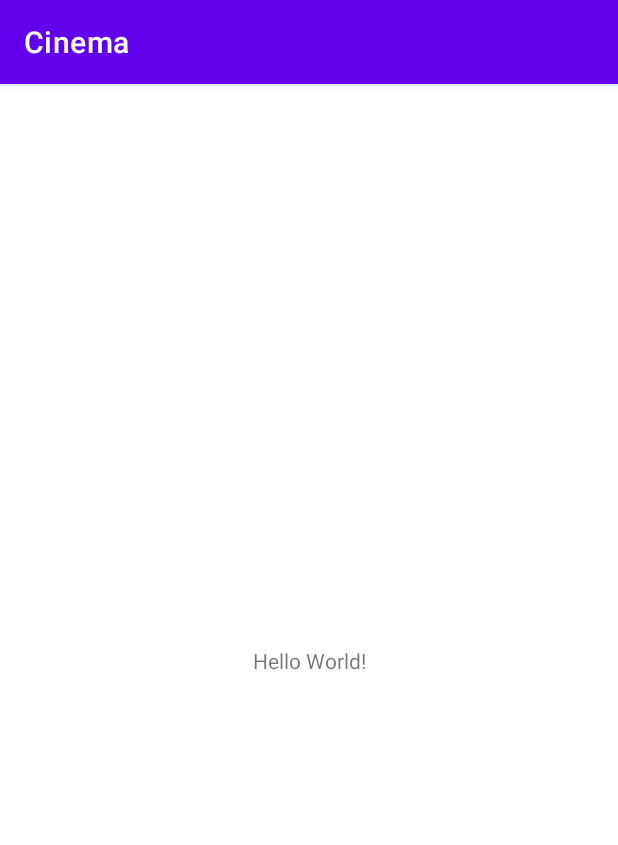
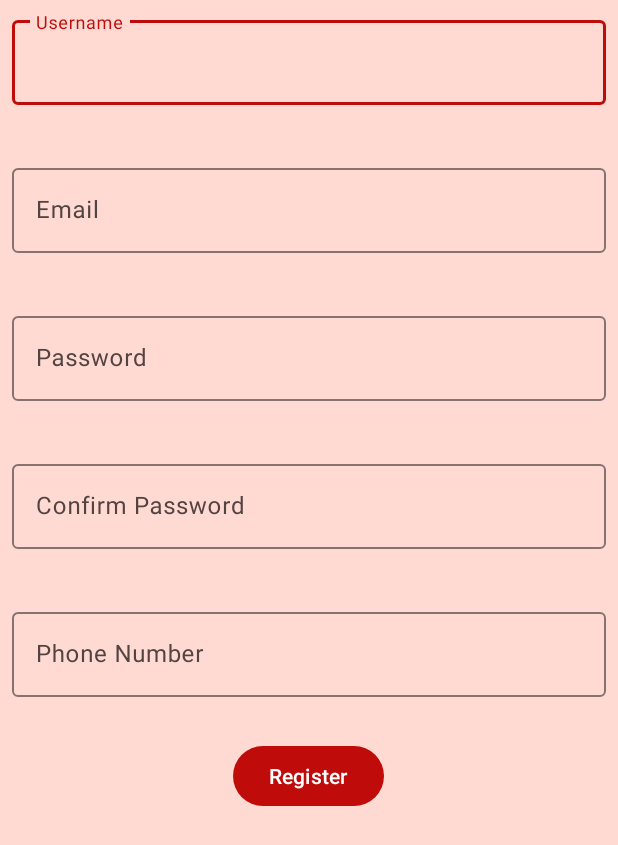
Before and after one commit to kenmusima/Cinema, an Android app: the screen it shows after launch (HomeActivity), on a phone screen of 412 x 824 dp. Shown: the top 845 px of the screen. Run offline under Robolectric (Android 15) with nearby library versions, the phone set to English and light mode, and no system bars.

Commit message:
Login and Registration layout commit

```diff
--- a/app/src/main/AndroidManifest.xml
+++ b/app/src/main/AndroidManifest.xml
@@ -10,7 +10,7 @@
         android:supportsRtl="true"
         android:theme="@style/Theme.Cinema">
         <activity
-            android:name=".HomeActivity"
+            android:name=".ui.activity.HomeActivity"
             android:exported="true">
             <intent-filter>
                 <action android:name="android.intent.action.MAIN" />
--- a/app/src/main/java/com/ken/cinema/HomeActivity.kt
+++ /dev/null
@@ -1,11 +0,0 @@
-package com.ken.cinema
-
-import androidx.appcompat.app.AppCompatActivity
-import android.os.Bundle
-
-class HomeActivity : AppCompatActivity() {
-    override fun onCreate(savedInstanceState: Bundle?) {
-        super.onCreate(savedInstanceState)
-        setContentView(R.layout.activity_home)
-    }
-}
--- /dev/null
+++ b/app/src/main/java/com/ken/cinema/ui/activity/HomeActivity.kt
@@ -0,0 +1,17 @@
+package com.ken.cinema.ui.activity
+
+import androidx.appcompat.app.AppCompatActivity
+import android.os.Bundle
+import androidx.navigation.fragment.NavHostFragment
+import com.ken.cinema.R
+
+class HomeActivity : AppCompatActivity() {
+    override fun onCreate(savedInstanceState: Bundle?) {
+        super.onCreate(savedInstanceState)
+        setContentView(R.layout.activity_home)
+
+        val navHostFragment = supportFragmentManager.findFragmentById(R.id.nav_host_fragment) as NavHostFragment
+        val navController = navHostFragment.navController
+
+    }
+}
--- a/app/src/main/res/layout/activity_home.xml
+++ b/app/src/main/res/layout/activity_home.xml
@@ -4,15 +4,20 @@
     xmlns:tools="http://schemas.android.com/tools"
     android:layout_width="match_parent"
     android:layout_height="match_parent"
-    tools:context=".HomeActivity">
+    tools:context=".ui.activity.HomeActivity">
 
-    <TextView
-        android:layout_width="wrap_content"
-        android:layout_height="wrap_content"
-        android:text="Hello World!"
-        app:layout_constraintBottom_toBottomOf="parent"
+    <androidx.fragment.app.FragmentContainerView
+        android:id="@+id/nav_host_fragment"
+        android:name="androidx.navigation.fragment.NavHostFragment"
+        android:layout_width="0dp"
+        android:layout_height="0dp"
         app:layout_constraintLeft_toLeftOf="parent"
         app:layout_constraintRight_toRightOf="parent"
-        app:layout_constraintTop_toTopOf="parent" />
+        app:layout_constraintTop_toTopOf="parent"
+        app:layout_constraintBottom_toBottomOf="parent"
+
+        app:defaultNavHost="true"
+        app:navGraph="@navigation/nav_graph"
+        />
 
 </androidx.constraintlayout.widget.ConstraintLayout>
--- a/app/src/main/res/values-night/themes.xml
+++ b/app/src/main/res/values-night/themes.xml
@@ -1,16 +1,31 @@
 <resources xmlns:tools="http://schemas.android.com/tools">
     <!-- Base application theme. -->
-    <style name="Theme.Cinema" parent="Theme.MaterialComponents.DayNight.DarkActionBar">
-        <!-- Primary brand color. -->
-        <item name="colorPrimary">@color/purple_200</item>
-        <item name="colorPrimaryVariant">@color/purple_700</item>
-        <item name="colorOnPrimary">@color/black</item>
-        <!-- Secondary brand color. -->
-        <item name="colorSecondary">@color/teal_200</item>
-        <item name="colorSecondaryVariant">@color/teal_200</item>
-        <item name="colorOnSecondary">@color/black</item>
-        <!-- Status bar color. -->
-        <item name="android:statusBarColor" tools:targetApi="l">?attr/colorPrimaryVariant</item>
-        <!-- Customize your theme here. -->
+    <style name="Theme.Cinema" parent="Theme.Material3.Dark.NoActionBar">
+        <item name="colorPrimary">@color/md_theme_dark_primary</item>
+        <item name="colorOnPrimary">@color/md_theme_dark_onPrimary</item>
+        <item name="colorPrimaryContainer">@color/md_theme_dark_primaryContainer</item>
+        <item name="colorOnPrimaryContainer">@color/md_theme_dark_onPrimaryContainer</item>
+        <item name="colorSecondary">@color/md_theme_dark_secondary</item>
+        <item name="colorOnSecondary">@color/md_theme_dark_onSecondary</item>
+        <item name="colorSecondaryContainer">@color/md_theme_dark_secondaryContainer</item>
+        <item name="colorOnSecondaryContainer">@color/md_theme_dark_onSecondaryContainer</item>
+        <item name="colorTertiary">@color/md_theme_dark_tertiary</item>
+        <item name="colorOnTertiary">@color/md_theme_dark_onTertiary</item>
+        <item name="colorTertiaryContainer">@color/md_theme_dark_tertiaryContainer</item>
+        <item name="colorOnTertiaryContainer">@color/md_theme_dark_onTertiaryContainer</item>
+        <item name="colorError">@color/md_theme_dark_error</item>
+        <item name="colorErrorContainer">@color/md_theme_dark_errorContainer</item>
+        <item name="colorOnError">@color/md_theme_dark_onError</item>
+        <item name="colorOnErrorContainer">@color/md_theme_dark_onErrorContainer</item>
+        <item name="android:colorBackground">@color/md_theme_dark_background</item>
+        <item name="colorOnBackground">@color/md_theme_dark_onBackground</item>
+        <item name="colorSurface">@color/md_theme_dark_surface</item>
+        <item name="colorOnSurface">@color/md_theme_dark_onSurface</item>
+        <item name="colorSurfaceVariant">@color/md_theme_dark_surfaceVariant</item>
+        <item name="colorOnSurfaceVariant">@color/md_theme_dark_onSurfaceVariant</item>
+        <item name="colorOutline">@color/md_theme_dark_outline</item>
+        <item name="colorOnSurfaceInverse">@color/md_theme_dark_inverseOnSurface</item>
+        <item name="colorSurfaceInverse">@color/md_theme_dark_inverseSurface</item>
+        <item name="colorPrimaryInverse">@color/md_theme_dark_primaryInverse</item>
     </style>
 </resources>
--- a/app/src/main/res/values/colors.xml
+++ b/app/src/main/res/values/colors.xml
@@ -1,10 +1,57 @@
 <?xml version="1.0" encoding="utf-8"?>
 <resources>
-    <color name="purple_200">#FFBB86FC</color>
-    <color name="purple_500">#FF6200EE</color>
-    <color name="purple_700">#FF3700B3</color>
-    <color name="teal_200">#FF03DAC5</color>
-    <color name="teal_700">#FF018786</color>
-    <color name="black">#FF000000</color>
-    <color name="white">#FFFFFFFF</color>
+    <color name="md_theme_light_primary">#BF0C0A</color>
+    <color name="md_theme_light_onPrimary">#FFFFFF</color>
+    <color name="md_theme_light_primaryContainer">#FFDAD3</color>
+    <color name="md_theme_light_onPrimaryContainer">#410000</color>
+    <color name="md_theme_light_secondary">#9C4236</color>
+    <color name="md_theme_light_onSecondary">#FFFFFF</color>
+    <color name="md_theme_light_secondaryContainer">#FFDAD3</color>
+    <color name="md_theme_light_onSecondaryContainer">#410000</color>
+    <color name="md_theme_light_tertiary">#9B4429</color>
+    <color name="md_theme_light_onTertiary">#FFFFFF</color>
+    <color name="md_theme_light_tertiaryContainer">#FFDACF</color>
+    <color name="md_theme_light_onTertiaryContainer">#3B0900</color>
+    <color name="md_theme_light_error">#BA1B1B</color>
+    <color name="md_theme_light_errorContainer">#FFDAD4</color>
+    <color name="md_theme_light_onError">#FFFFFF</color>
+    <color name="md_theme_light_onErrorContainer">#410001</color>
+    <color name="md_theme_light_background">#FCFCFC</color>
+    <color name="md_theme_light_onBackground">#211A19</color>
+    <color name="md_theme_light_surface">#FCFCFC</color>
+    <color name="md_theme_light_onSurface">#211A19</color>
+    <color name="md_theme_light_surfaceVariant">#F5DEDA</color>
+    <color name="md_theme_light_onSurfaceVariant">#534341</color>
+    <color name="md_theme_light_outline">#867370</color>
+    <color name="md_theme_light_inverseOnSurface">#FBEEEC</color>
+    <color name="md_theme_light_inverseSurface">#362F2E</color>
+    <color name="md_theme_light_primaryInverse">#FFB4A7</color>
+    <color name="md_theme_dark_primary">#FFB4A7</color>
+    <color name="md_theme_dark_onPrimary">#680000</color>
+    <color name="md_theme_dark_primaryContainer">#930000</color>
+    <color name="md_theme_dark_onPrimaryContainer">#FFDAD3</color>
+    <color name="md_theme_dark_secondary">#FFB4A7</color>
+    <color name="md_theme_dark_onSecondary">#5F150D</color>
+    <color name="md_theme_dark_secondaryContainer">#7D2B21</color>
+    <color name="md_theme_dark_onSecondaryContainer">#FFDAD3</color>
+    <color name="md_theme_dark_tertiary">#FFB49D</color>
+    <color name="md_theme_dark_onTertiary">#5E1802</color>
+    <color name="md_theme_dark_tertiaryContainer">#7C2D14</color>
+    <color name="md_theme_dark_onTertiaryContainer">#FFDACF</color>
+    <color name="md_theme_dark_error">#FFB4A9</color>
+    <color name="md_theme_dark_errorContainer">#930006</color>
+    <color name="md_theme_dark_onError">#680003</color>
+    <color name="md_theme_dark_onErrorContainer">#FFDAD4</color>
+    <color name="md_theme_dark_background">#211A19</color>
+    <color name="md_theme_dark_onBackground">#EDE0DE</color>
+    <color name="md_theme_dark_surface">#211A19</color>
+    <color name="md_theme_dark_onSurface">#EDE0DE</color>
+    <color name="md_theme_dark_surfaceVariant">#534341</color>
+    <color name="md_theme_dark_onSurfaceVariant">#D8C2BF</color>
+    <color name="md_theme_dark_outline">#A08C89</color>
+    <color name="md_theme_dark_inverseOnSurface">#211A19</color>
+    <color name="md_theme_dark_inverseSurface">#EDE0DE</color>
+    <color name="md_theme_dark_primaryInverse">#BF0C0A</color>
+    <color name="seed">#BB0707</color>
+    <color name="error">#BA1B1B</color>
 </resources>
--- a/app/src/main/res/values/strings.xml
+++ b/app/src/main/res/values/strings.xml
@@ -1,3 +1,12 @@
 <resources>
     <string name="app_name">Cinema</string>
+    <string name="username">Username</string>
+    <string name="email">Email</string>
+    <string name="password">Password</string>
+    <string name="confirm_password">Confirm Password</string>
+    <string name="phone_number">Phone Number</string>
+    <string name="register">Register</string>
+    <string name="login">LogIn</string>
+    <string name="remember_me">Remember Me</string>
+    <string name="signin">SignIn</string>
 </resources>
--- a/app/src/main/res/values/themes.xml
+++ b/app/src/main/res/values/themes.xml
@@ -1,16 +1,31 @@
 <resources xmlns:tools="http://schemas.android.com/tools">
-    <!-- Base application theme. -->
-    <style name="Theme.Cinema" parent="Theme.MaterialComponents.DayNight.DarkActionBar">
-        <!-- Primary brand color. -->
-        <item name="colorPrimary">@color/purple_500</item>
-        <item name="colorPrimaryVariant">@color/purple_700</item>
-        <item name="colorOnPrimary">@color/white</item>
-        <!-- Secondary brand color. -->
-        <item name="colorSecondary">@color/teal_200</item>
-        <item name="colorSecondaryVariant">@color/teal_700</item>
-        <item name="colorOnSecondary">@color/black</item>
-        <!-- Status bar color. -->
-        <item name="android:statusBarColor" tools:targetApi="l">?attr/colorPrimaryVariant</item>
-        <!-- Customize your theme here. -->
+
+    <style name="Theme.Cinema" parent="Theme.Material3.Light.NoActionBar">
+        <item name="colorPrimary">@color/md_theme_light_primary</item>
+        <item name="colorOnPrimary">@color/md_theme_light_onPrimary</item>
+        <item name="colorPrimaryContainer">@color/md_theme_light_primaryContainer</item>
+        <item name="colorOnPrimaryContainer">@color/md_theme_light_onPrimaryContainer</item>
+        <item name="colorSecondary">@color/md_theme_light_secondary</item>
+        <item name="colorOnSecondary">@color/md_theme_light_onSecondary</item>
+        <item name="colorSecondaryContainer">@color/md_theme_light_secondaryContainer</item>
+        <item name="colorOnSecondaryContainer">@color/md_theme_light_onSecondaryContainer</item>
+        <item name="colorTertiary">@color/md_theme_light_tertiary</item>
+        <item name="colorOnTertiary">@color/md_theme_light_onTertiary</item>
+        <item name="colorTertiaryContainer">@color/md_theme_light_tertiaryContainer</item>
+        <item name="colorOnTertiaryContainer">@color/md_theme_light_onTertiaryContainer</item>
+        <item name="colorError">@color/md_theme_light_error</item>
+        <item name="colorErrorContainer">@color/md_theme_light_errorContainer</item>
+        <item name="colorOnError">@color/md_theme_light_onError</item>
+        <item name="colorOnErrorContainer">@color/md_theme_light_onErrorContainer</item>
+        <item name="android:colorBackground">@color/md_theme_light_background</item>
+        <item name="colorOnBackground">@color/md_theme_light_onBackground</item>
+        <item name="colorSurface">@color/md_theme_light_surface</item>
+        <item name="colorOnSurface">@color/md_theme_light_onSurface</item>
+        <item name="colorSurfaceVariant">@color/md_theme_light_surfaceVariant</item>
+        <item name="colorOnSurfaceVariant">@color/md_theme_light_onSurfaceVariant</item>
+        <item name="colorOutline">@color/md_theme_light_outline</item>
+        <item name="colorOnSurfaceInverse">@color/md_theme_light_inverseOnSurface</item>
+        <item name="colorSurfaceInverse">@color/md_theme_light_inverseSurface</item>
+        <item name="colorPrimaryInverse">@color/md_theme_light_primaryInverse</item>
     </style>
 </resources>
--- a/build.gradle
+++ b/build.gradle
@@ -7,6 +7,8 @@ buildscript {
     dependencies {
         classpath "com.android.tools.build:gradle:7.0.3"
         classpath "org.jetbrains.kotlin:kotlin-gradle-plugin:1.6.10"
+        classpath 'com.google.gms:google-services:4.3.3'
+        classpath "androidx.navigation:navigation-safe-args-gradle-plugin:2.3.5"
 
         // NOTE: Do not place your application dependencies here; they belong
         // in the individual module build.gradle files
```
Also changed, not shown: app/build.gradle (+10 -2 lines).
